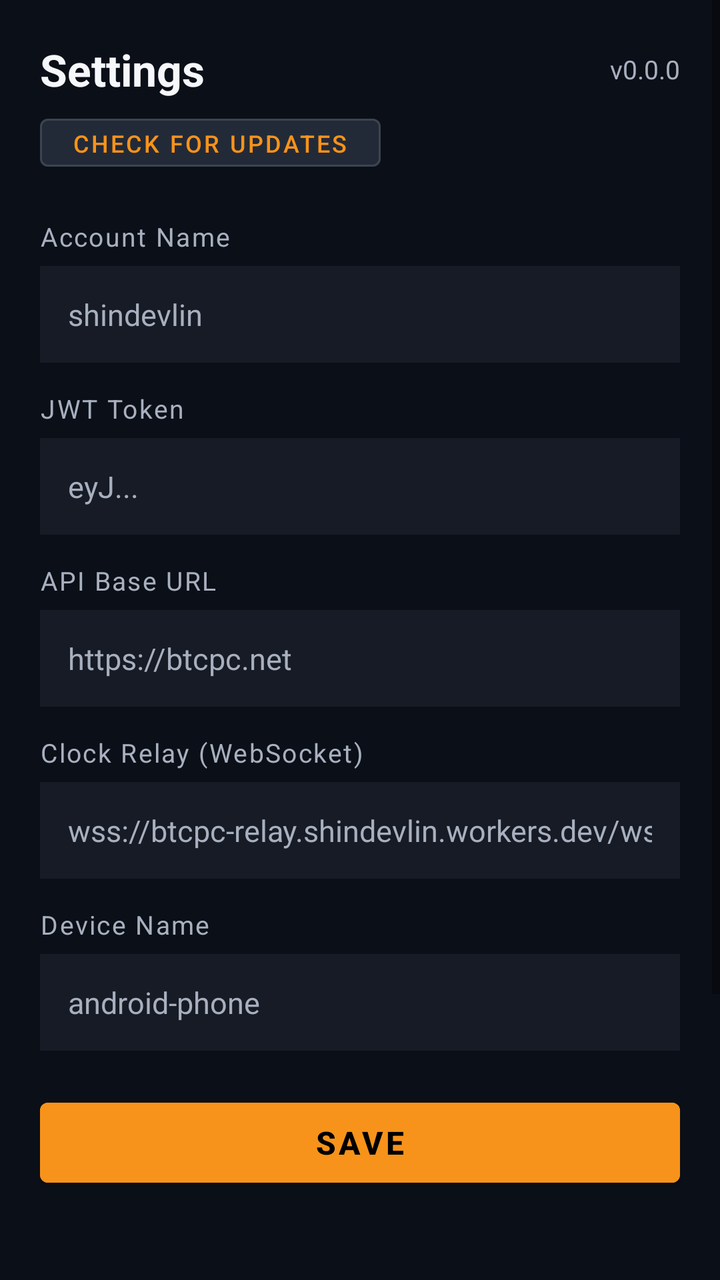
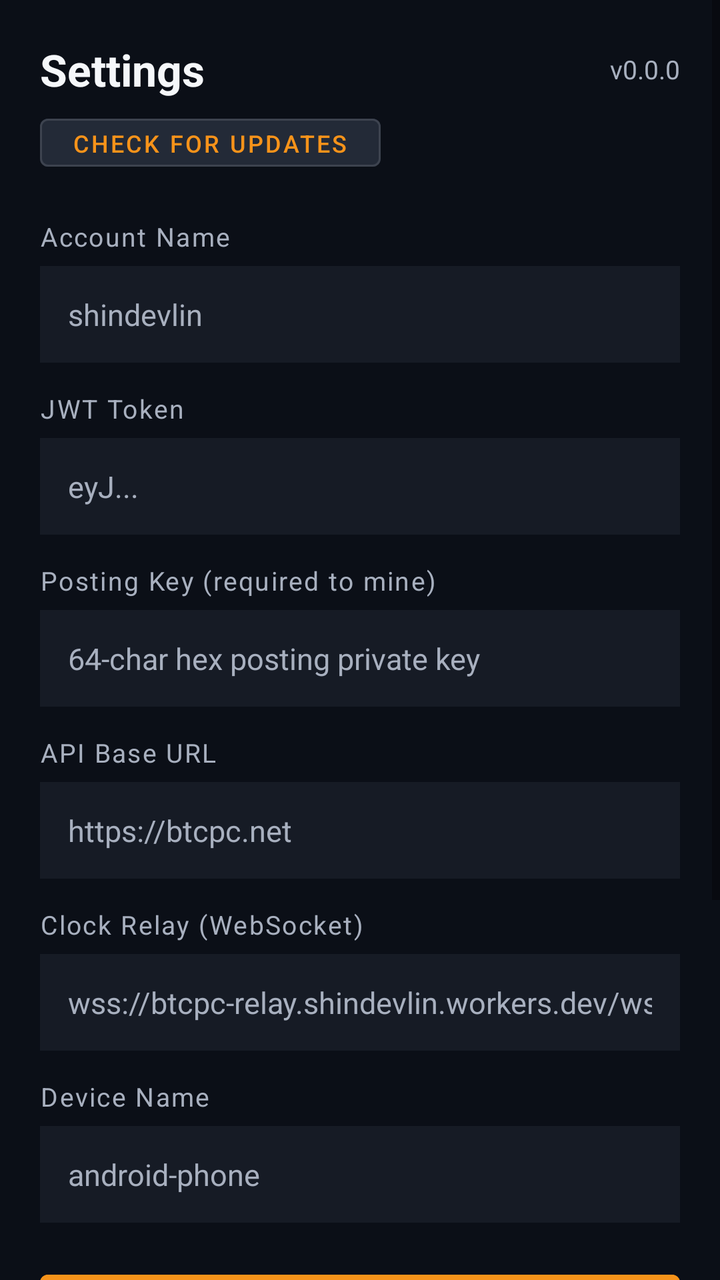

The first picture is an Android layout as it rendered before a commit; the second is the same layout after the commit. The layout source and the unified diff follow.
<!-- AndroidManifest.xml: application theme AppTheme -->
<!-- res/layout/fragment_settings.xml -->
<?xml version="1.0" encoding="utf-8"?>
<ScrollView xmlns:android="http://schemas.android.com/apk/res/android"
    android:layout_width="match_parent"
    android:layout_height="match_parent"
    android:background="@color/btcpc_bg"
    android:fillViewport="true">

    <LinearLayout
        android:layout_width="match_parent"
        android:layout_height="wrap_content"
        android:orientation="vertical"
        android:padding="20dp">

        
        <LinearLayout
            android:layout_width="match_parent"
            android:layout_height="wrap_content"
            android:orientation="horizontal"
            android:gravity="center_vertical"
            android:layout_marginBottom="4dp">

            <TextView
                android:layout_width="0dp"
                android:layout_height="wrap_content"
                android:layout_weight="1"
                android:text="Settings"
                android:textColor="@color/btcpc_text"
                android:textSize="22sp"
                android:textStyle="bold" />

            <TextView
                android:id="@+id/settings_version"
                android:layout_width="wrap_content"
                android:layout_height="wrap_content"
                android:text="v0.0.0"
                android:textColor="@color/btcpc_muted"
                android:textSize="13sp" />

        </LinearLayout>

        
        <LinearLayout
            android:layout_width="match_parent"
            android:layout_height="wrap_content"
            android:orientation="horizontal"
            android:gravity="center_vertical"
            android:layout_marginBottom="20dp">

            <TextView
                android:id="@+id/settings_update_status"
                android:layout_width="0dp"
                android:layout_height="wrap_content"
                android:layout_weight="1"
                android:text=""
                android:textColor="@color/btcpc_muted"
                android:textSize="12sp"
                android:visibility="gone" />

            <com.google.android.material.button.MaterialButton
                android:id="@+id/settings_update_btn"
                android:layout_width="wrap_content"
                android:layout_height="36dp"
                android:backgroundTint="@color/btcpc_surface_alt"
                android:text="Check for updates"
                android:textColor="@color/btcpc_orange"
                android:textSize="12sp"
                style="@style/Widget.MaterialComponents.Button.OutlinedButton"
                android:strokeColor="@color/btcpc_orange"
                android:strokeWidth="1" />

        </LinearLayout>

        
        <TextView
            android:layout_width="wrap_content"
            android:layout_height="wrap_content"
            android:text="Account Name"
            android:textColor="@color/btcpc_muted"
            android:textSize="13sp"
            android:letterSpacing="0.06" />

        <EditText
            android:id="@+id/settings_account"
            android:layout_width="match_parent"
            android:layout_height="wrap_content"
            android:layout_marginTop="6dp"
            android:layout_marginBottom="14dp"
            android:background="@color/btcpc_surface"
            android:hint="shindevlin"
            android:inputType="text"
            android:padding="14dp"
            android:textColor="@color/btcpc_text"
            android:textColorHint="@color/btcpc_muted"
            android:textSize="15sp" />

        
        <TextView
            android:layout_width="wrap_content"
            android:layout_height="wrap_content"
            android:text="JWT Token"
            android:textColor="@color/btcpc_muted"
            android:textSize="13sp"
            android:letterSpacing="0.06" />

        <EditText
            android:id="@+id/settings_jwt"
            android:layout_width="match_parent"
            android:layout_height="wrap_content"
            android:layout_marginTop="6dp"
            android:layout_marginBottom="14dp"
            android:background="@color/btcpc_surface"
            android:hint="eyJ..."
            android:inputType="textPassword"
            android:padding="14dp"
            android:textColor="@color/btcpc_text"
            android:textColorHint="@color/btcpc_muted"
            android:textSize="15sp" />

        
        <TextView
            android:layout_width="wrap_content"
            android:layout_height="wrap_content"
            android:text="API Base URL"
            android:textColor="@color/btcpc_muted"
            android:textSize="13sp"
            android:letterSpacing="0.06" />

        <EditText
            android:id="@+id/settings_api_url"
            android:layout_width="match_parent"
            android:layout_height="wrap_content"
            android:layout_marginTop="6dp"
            android:layout_marginBottom="14dp"
            android:background="@color/btcpc_surface"
            android:hint="https://btcpc.net"
            android:inputType="textUri"
            android:padding="14dp"
            android:textColor="@color/btcpc_text"
            android:textColorHint="@color/btcpc_muted"
            android:textSize="15sp" />

        
        <TextView
            android:layout_width="wrap_content"
            android:layout_height="wrap_content"
            android:text="Clock Relay (WebSocket)"
            android:textColor="@color/btcpc_muted"
            android:textSize="13sp"
            android:letterSpacing="0.06" />

        <EditText
            android:id="@+id/settings_relay_url"
            android:layout_width="match_parent"
            android:layout_height="wrap_content"
            android:layout_marginTop="6dp"
            android:layout_marginBottom="14dp"
            android:background="@color/btcpc_surface"
            android:hint="wss://btcpc-relay.shindevlin.workers.dev/ws"
            android:inputType="textUri"
            android:padding="14dp"
            android:textColor="@color/btcpc_text"
            android:textColorHint="@color/btcpc_muted"
            android:textSize="15sp" />

        
        <TextView
            android:layout_width="wrap_content"
            android:layout_height="wrap_content"
            android:text="Device Name"
            android:textColor="@color/btcpc_muted"
            android:textSize="13sp"
            android:letterSpacing="0.06" />

        <EditText
            android:id="@+id/settings_device_name"
            android:layout_width="match_parent"
            android:layout_height="wrap_content"
            android:layout_marginTop="6dp"
            android:layout_marginBottom="20dp"
            android:background="@color/btcpc_surface"
            android:hint="android-phone"
            android:inputType="text"
            android:padding="14dp"
            android:textColor="@color/btcpc_text"
            android:textColorHint="@color/btcpc_muted"
            android:textSize="15sp" />

        <com.google.android.material.button.MaterialButton
            android:id="@+id/settings_save_btn"
            android:layout_width="match_parent"
            android:layout_height="52dp"
            android:backgroundTint="@color/btcpc_orange"
            android:text="Save"
            android:textColor="@android:color/black"
            android:textSize="16sp"
            android:textStyle="bold" />

        <TextView
            android:id="@+id/settings_save_status"
            android:layout_width="match_parent"
            android:layout_height="wrap_content"
            android:layout_marginTop="8dp"
            android:gravity="center"
            android:text=""
            android:textColor="@color/btcpc_green"
            android:textSize="13sp" />

        
        <TextView
            android:layout_width="wrap_content"
            android:layout_height="wrap_content"
            android:layout_marginTop="24dp"
            android:layout_marginBottom="10dp"
            android:text="SERVICES"
            android:textColor="@color/btcpc_muted"
            android:textSize="12sp"
            android:letterSpacing="0.12" />

        <LinearLayout
            android:layout_width="match_parent"
            android:layout_height="wrap_content"
            android:orientation="vertical"
            android:background="@color/btcpc_surface"
            android:padding="12dp">

            <LinearLayout
                android:layout_width="match_parent"
                android:layout_height="wrap_content"
                android:orientation="horizontal"
                android:gravity="center_vertical"
                android:paddingVertical="8dp">

                <TextView
                    android:layout_width="0dp"
                    android:layout_height="wrap_content"
                    android:layout_weight="1"
                    android:text="Relay (Flipper)"
                    android:textColor="@color/btcpc_text"
                    android:textSize="14sp" />

                <TextView
                    android:id="@+id/settings_relay_status"
                    android:layout_width="wrap_content"
                    android:layout_height="wrap_content"
                    android:text="--"
                    android:textColor="@color/btcpc_muted"
                    android:textSize="13sp" />

            </LinearLayout>

            <View
                android:layout_width="match_parent"
                android:layout_height="1dp"
                android:background="@color/btcpc_surface_alt" />

            <LinearLayout
                android:layout_width="match_parent"
                android:layout_height="wrap_content"
                android:orientation="horizontal"
                android:gravity="center_vertical"
                android:paddingVertical="8dp">

                <TextView
                    android:layout_width="0dp"
                    android:layout_height="wrap_content"
                    android:layout_weight="1"
                    android:text="Clock Peer"
                    android:textColor="@color/btcpc_text"
                    android:textSize="14sp" />

                <TextView
                    android:id="@+id/settings_clock_status"
                    android:layout_width="wrap_content"
                    android:layout_height="wrap_content"
                    android:text="--"
                    android:textColor="@color/btcpc_muted"
                    android:textSize="13sp" />

            </LinearLayout>

            <View
                android:layout_width="match_parent"
                android:layout_height="1dp"
                android:background="@color/btcpc_surface_alt" />

            <LinearLayout
                android:layout_width="match_parent"
                android:layout_height="wrap_content"
                android:orientation="horizontal"
                android:gravity="center_vertical"
                android:paddingVertical="8dp">

                <TextView
                    android:layout_width="0dp"
                    android:layout_height="wrap_content"
                    android:layout_weight="1"
                    android:text="Sensors"
                    android:textColor="@color/btcpc_text"
                    android:textSize="14sp" />

                <TextView
                    android:id="@+id/settings_sensor_status"
                    android:layout_width="wrap_content"
                    android:layout_height="wrap_content"
                    android:text="--"
                    android:textColor="@color/btcpc_muted"
                    android:textSize="13sp" />

            </LinearLayout>

        </LinearLayout>

    </LinearLayout>
</ScrollView>
<!-- resources referenced by this layout -->
<resources>
  <color name="btcpc_bg">#0B0F17</color>
  <color name="btcpc_green">#22C55E</color>
  <color name="btcpc_muted">#A8B0BF</color>
  <color name="btcpc_orange">#F7931A</color>
  <color name="btcpc_surface">#161B25</color>
  <color name="btcpc_surface_alt">#232A37</color>
  <color name="btcpc_text">#F5F7FA</color>
  <style name="AppTheme" parent="Theme.MaterialComponents.DayNight.NoActionBar">
          <item name="colorPrimary">@color/btcpc_orange</item>
          <item name="colorPrimaryVariant">@color/btcpc_surface_alt</item>
          <item name="colorOnPrimary">@android:color/black</item>
          <item name="colorSecondary">@color/btcpc_green</item>
          <item name="colorOnSecondary">@android:color/black</item>
          <item name="colorSurface">@color/btcpc_surface</item>
          <item name="colorOnSurface">@color/btcpc_text</item>
          <item name="android:colorBackground">@color/btcpc_bg</item>
          <item name="colorOnBackground">@color/btcpc_text</item>
          <item name="android:windowBackground">@color/btcpc_bg</item>
          <item name="android:statusBarColor">@color/btcpc_bg</item>
          <item name="android:navigationBarColor">@color/btcpc_surface</item>
          <item name="materialThemeOverlay">@style/ThemeOverlay.BtcpcDark</item>
      </style>
  <style name="ThemeOverlay.BtcpcDark" parent="">
          <item name="colorControlHighlight">#33F7931A</item>
          <item name="colorControlActivated">@color/btcpc_orange</item>
      </style>
</resources>

<!-- the commit's change to res/layout/fragment_settings.xml (unified diff, before → after) -->
@@ -120,6 +120,30 @@
         <TextView
             android:layout_width="wrap_content"
             android:layout_height="wrap_content"
+            android:text="Posting Key (required to mine)"
+            android:textColor="@color/btcpc_muted"
+            android:textSize="13sp"
+            android:letterSpacing="0.06" />
+
+        <EditText
+            android:id="@+id/settings_posting_key"
+            android:layout_width="match_parent"
+            android:layout_height="wrap_content"
+            android:layout_marginTop="6dp"
+            android:layout_marginBottom="14dp"
+            android:background="@color/btcpc_surface"
+            android:hint="64-char hex posting private key"
+            android:inputType="textPassword"
+            android:padding="14dp"
+            android:textColor="@color/btcpc_text"
+            android:textColorHint="@color/btcpc_muted"
+            android:textSize="15sp"
+            android:importantForAutofill="no" />
+
+        
+        <TextView
+            android:layout_width="wrap_content"
+            android:layout_height="wrap_content"
             android:text="API Base URL"
             android:textColor="@color/btcpc_muted"
             android:textSize="13sp"
